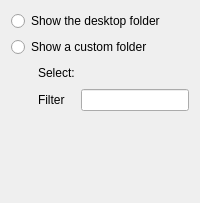
Qt form plasma/containments/folderview/folderviewConfig.ui (mgottschlag/kwin-tiling) before a commit.
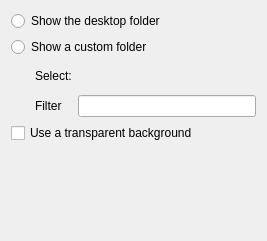
The same form after that commit. Custom widgets are drawn as their Qt base class.

Commit message:
Before we make a contaiment out of it (are we going to make it for 4.1 with the freeze?), and we're able to choose it, at least add an option to make folderview's background transparent, so it doesn't hurt your eyes. ;-) Not sure about what doing by default, but I guess I'll keep it opaque (as it is now), so people understand that is a plasmoid.
ACK'd on review board by logixoul.

The edit to the form file:
```diff
--- a/plasma/containments/folderview/folderviewConfig.ui
+++ b/plasma/containments/folderview/folderviewConfig.ui
@@ -1,6 +1,14 @@
 <ui version="4.0" >
  <class>folderviewConfig</class>
  <widget class="QWidget" name="folderviewConfig" >
+  <property name="geometry" >
+   <rect>
+    <x>0</x>
+    <y>0</y>
+    <width>261</width>
+    <height>241</height>
+   </rect>
+  </property>
   <property name="sizePolicy" >
    <sizepolicy vsizetype="Expanding" hsizetype="Expanding" >
     <horstretch>0</horstretch>
@@ -32,8 +40,8 @@
      </property>
      <property name="sizeHint" stdset="0" >
       <size>
-       <width>21</width>
-       <height>20</height>
+       <width>18</width>
+       <height>26</height>
       </size>
      </property>
     </spacer>
@@ -71,22 +79,6 @@
      </property>
     </widget>
    </item>
-   <item row="4" column="2" >
-    <spacer name="spacer1" >
-     <property name="orientation" >
-      <enum>Qt::Vertical</enum>
-     </property>
-     <property name="sizeType" >
-      <enum>QSizePolicy::Expanding</enum>
-     </property>
-     <property name="sizeHint" stdset="0" >
-      <size>
-       <width>20</width>
-       <height>81</height>
-      </size>
-     </property>
-    </spacer>
-   </item>
    <item row="3" column="2" >
     <widget class="KLineEdit" name="filterFiles" >
      <property name="toolTip" >
@@ -103,6 +95,29 @@
      </property>
     </widget>
    </item>
+   <item row="4" column="0" colspan="3" >
+    <widget class="QCheckBox" name="transparency" >
+     <property name="text" >
+      <string>Use a transparent background</string>
+     </property>
+    </widget>
+   </item>
+   <item row="5" column="2" >
+    <spacer name="spacer1" >
+     <property name="orientation" >
+      <enum>Qt::Vertical</enum>
+     </property>
+     <property name="sizeType" >
+      <enum>QSizePolicy::Expanding</enum>
+     </property>
+     <property name="sizeHint" stdset="0" >
+      <size>
+       <width>178</width>
+       <height>79</height>
+      </size>
+     </property>
+    </spacer>
+   </item>
   </layout>
  </widget>
  <customwidgets>
```
The commit also changes 2 other files.
